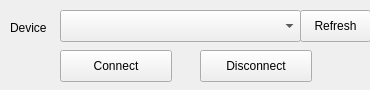
Before: the Qt Designer form UI/mainwindow.ui in wwwwwwzx/NXController, drawn with Qt 5.
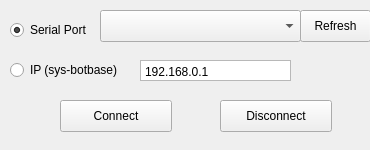
After: the same form once the commit is applied.

Commit message: initial support for sys-botbase

The edit to the form file:
```diff
--- a/UI/mainwindow.ui
+++ b/UI/mainwindow.ui
@@ -7,7 +7,7 @@
     <x>0</x>
     <y>0</y>
     <width>370</width>
-    <height>90</height>
+    <height>150</height>
    </rect>
   </property>
   <property name="sizePolicy">
@@ -19,13 +19,13 @@
   <property name="minimumSize">
    <size>
     <width>370</width>
-    <height>90</height>
+    <height>150</height>
    </size>
   </property>
   <property name="maximumSize">
    <size>
     <width>370</width>
-    <height>90</height>
+    <height>150</height>
    </size>
   </property>
   <property name="windowTitle">
@@ -35,34 +35,18 @@
    <widget class="QComboBox" name="devicelist">
     <property name="geometry">
      <rect>
-      <x>60</x>
+      <x>100</x>
       <y>10</y>
-      <width>241</width>
+      <width>201</width>
       <height>32</height>
      </rect>
     </property>
    </widget>
-   <widget class="QLabel" name="L_device">
-    <property name="geometry">
-     <rect>
-      <x>10</x>
-      <y>20</y>
-      <width>58</width>
-      <height>16</height>
-     </rect>
-    </property>
-    <property name="text">
-     <string>Device</string>
-    </property>
-    <property name="buddy">
-     <cstring>devicelist</cstring>
-    </property>
-   </widget>
    <widget class="QPushButton" name="B_Connect">
     <property name="geometry">
      <rect>
       <x>60</x>
-      <y>50</y>
+      <y>100</y>
       <width>112</width>
       <height>32</height>
      </rect>
@@ -87,8 +71,8 @@
    <widget class="QPushButton" name="B_Disconnect">
     <property name="geometry">
      <rect>
-      <x>200</x>
-      <y>50</y>
+      <x>220</x>
+      <y>100</y>
       <width>112</width>
       <height>32</height>
      </rect>
@@ -97,6 +81,57 @@
      <string>Disconnect</string>
     </property>
    </widget>
+   <widget class="QRadioButton" name="RB_Serial">
+    <property name="geometry">
+     <rect>
+      <x>10</x>
+      <y>20</y>
+      <width>100</width>
+      <height>20</height>
+     </rect>
+    </property>
+    <property name="text">
+     <string>Serial Port</string>
+    </property>
+    <property name="checked">
+     <bool>true</bool>
+    </property>
+   </widget>
+   <widget class="QRadioButton" name="RB_Socket">
+    <property name="geometry">
+     <rect>
+      <x>10</x>
+      <y>60</y>
+      <width>131</width>
+      <height>20</height>
+     </rect>
+    </property>
+    <property name="text">
+     <string>IP (sys-botbase)</string>
+    </property>
+   </widget>
+   <widget class="QPlainTextEdit" name="ipaddress">
+    <property name="geometry">
+     <rect>
+      <x>140</x>
+      <y>60</y>
+      <width>151</width>
+      <height>21</height>
+     </rect>
+    </property>
+    <property name="verticalScrollBarPolicy">
+     <enum>Qt::ScrollBarAlwaysOff</enum>
+    </property>
+    <property name="horizontalScrollBarPolicy">
+     <enum>Qt::ScrollBarAlwaysOff</enum>
+    </property>
+    <property name="lineWrapMode">
+     <enum>QPlainTextEdit::NoWrap</enum>
+    </property>
+    <property name="plainText">
+     <string notr="true">192.168.0.1</string>
+    </property>
+   </widget>
   </widget>
  </widget>
  <resources/>
```
The commit also changes 7 other files.
